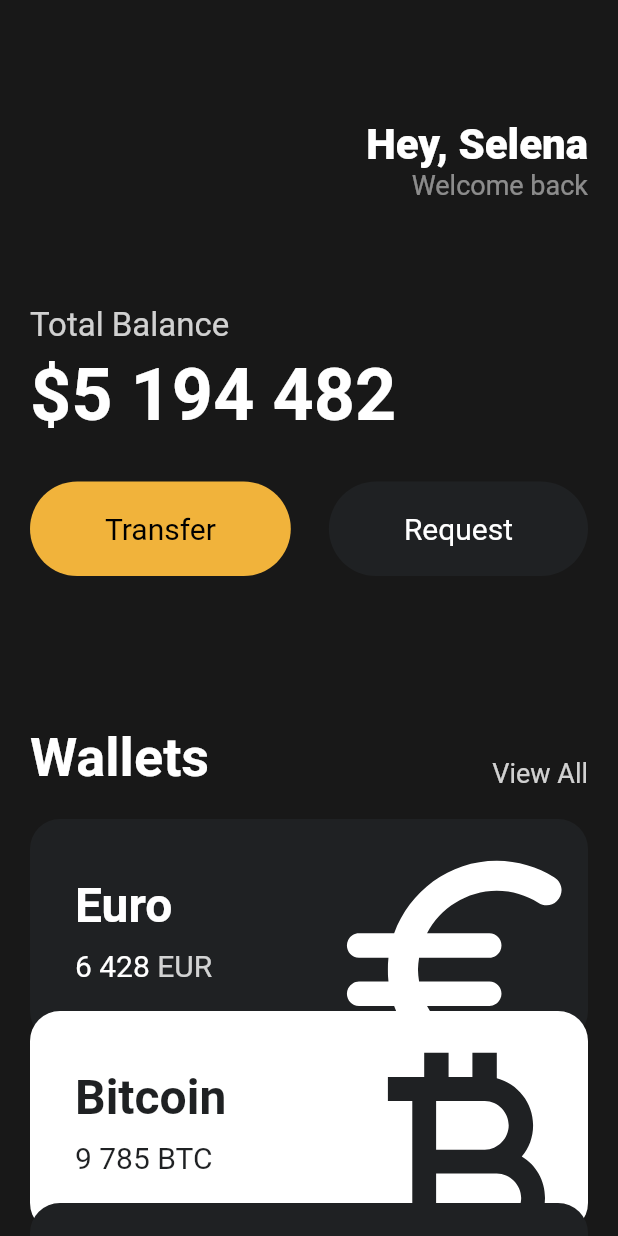
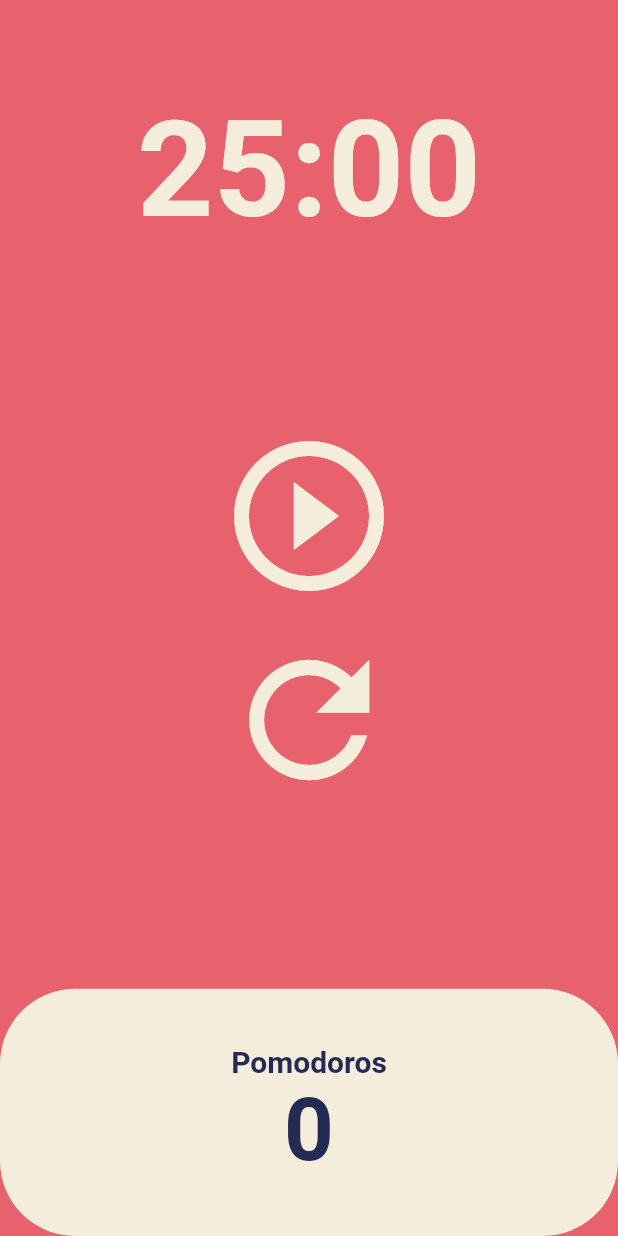
Before and after one commit to jeongyeonKimm/toonflix, a Flutter app: the screen it shows after launch, on a phone screen of 412 x 824 dp. Run offline on Flutter 3.47's test engine with Material 2 defaults, Android fonts, the phone set to English and light mode, and no system bars.

Commit message:
Pomodoro App

```diff
--- a/lib/main.dart
+++ b/lib/main.dart
@@ -1,6 +1,5 @@
 import 'package:flutter/material.dart';
-import 'package:toonflix/widgets/button.dart';
-import 'package:toonflix/widgets/currency_card.dart';
+import 'package:toonflix/screens/home_screen.dart';
 
 void main() {
   runApp(const App());
@@ -9,144 +8,21 @@ void main() {
 class App extends StatelessWidget {
   const App({super.key});
 
-
   @override
   Widget build(BuildContext context) {
     return MaterialApp(
-      debugShowCheckedModeBanner: false,
-      home: Scaffold(
-        backgroundColor: const Color(0xFF181818),
-        body: SingleChildScrollView(
-          child: Padding(
-            padding: const EdgeInsets.symmetric(
-              horizontal:20
-            ),
-            child: Column(
-              crossAxisAlignment: CrossAxisAlignment.start,
-              children: [
-                const SizedBox(
-                  height: 80,
-                ),
-                Row(
-                  mainAxisAlignment: MainAxisAlignment.end,
-                  children: [
-                    Column(
-                      crossAxisAlignment: CrossAxisAlignment.end,
-                      children: [
-                        const Text(
-                          'Hey, Selena',
-                          style: TextStyle(
-                            color: Colors.white,
-                            fontSize: 28,
-                            fontWeight: FontWeight.w800,
-                          ),
-                        ),
-                        Text(
-                          'Welcome back',
-                          style: TextStyle(
-                            color: Colors.white.withOpacity(0.5),
-                            fontSize: 18,
-                          ),
-                        ),
-                      ],
-                    ),
-                  ],
-                ),
-                const SizedBox(
-                  height: 70,
-                ),
-                Text(
-                  'Total Balance',
-                  style: TextStyle(
-                    fontSize: 22,
-                    color: Colors.white.withOpacity(0.8),
-                  ),
-                ),
-                const SizedBox(
-                  height: 5,
-                ),
-                const Text(
-                  '\$5 194 482',
-                  style: TextStyle(
-                    fontSize: 48,
-                    fontWeight: FontWeight.w600,
-                    color: Colors.white,
-                  ),
-                ),
-                const SizedBox(
-                  height: 30,
-                ),
-                Row(
-                  mainAxisAlignment: MainAxisAlignment.spaceBetween,
-                  children: const [
-                    Button(
-                      text: 'Transfer',
-                      bgColor: Color(0xFFF1B33B),
-                      textColor: Colors.black
-                    ),
-                    Button(
-                      text: 'Request',
-                      bgColor: Color(0xFF1F2123),
-                      textColor: Colors.white
-                    ),
-                  ],
-                ),
-                const SizedBox(
-                  height: 100,
-                ),
-                Row(
-                  crossAxisAlignment: CrossAxisAlignment.end,
-                  mainAxisAlignment: MainAxisAlignment.spaceBetween,
-                  children: [
-                    const Text(
-                      'Wallets',
-                      style: TextStyle(
-                        color: Colors.white,
-                        fontSize: 36,
-                        fontWeight: FontWeight.w600,
-                      ),
-                    ),
-                    Text(
-                      'View All',
-                      style: TextStyle(
-                        color: Colors.white.withOpacity(0.8),
-                        fontSize: 18,
-                      ),
-                    ),
-                  ],
-                ),
-                const SizedBox(
-                  height: 20,
-                ),
-                const CurrencyCard(
-                  name: 'Euro',
-                  code: 'EUR',
-                  amount: '6 428',
-                  icon: Icons.euro_rounded,
-                  isInverted: false,
-                  order: 1,
-                ),
-                const CurrencyCard(
-                  name: 'Bitcoin',
-                  code: 'BTC',
-                  amount: '9 785',
-                  icon: Icons.currency_bitcoin,
-                  isInverted: true,
-                  order: 2,
-                ),
-                const CurrencyCard(
-                    name: 'Dollar',
-                    code: 'USD',
-                    amount: '428',
-                    icon: Icons.attach_money_outlined,
-                    isInverted: false,
-                    order: 3,
-                  ),
-              ],
-            ),
+      theme: ThemeData(
+        textTheme: const TextTheme(
+          displayLarge: TextStyle(
+            color: Color(0xFF232B55),
           ),
         ),
+        cardColor: const Color(0xFFF4EDDB),
+        colorScheme: ColorScheme.fromSwatch().copyWith(
+          background: const Color(0xFFE7626C),
+        ),
       ),
+      home: const HomeScreen(),
     );
   }
 }
--- /dev/null
+++ b/lib/screens/home_screen.dart
@@ -0,0 +1,150 @@
+import 'dart:async';
+
+import 'package:flutter/material.dart';
+
+class HomeScreen extends StatefulWidget {
+  const HomeScreen({Key? key}) : super(key: key);
+
+  @override
+  _HomeScreenState createState() => _HomeScreenState();
+}
+
+class _HomeScreenState extends State<HomeScreen> {
+  static const twentyFiveMinutes = 1500;
+  int totalSeconds = twentyFiveMinutes;
+  bool isRunning = false;
+  int totalPomodoros = 0;
+  late Timer timer;
+
+  void onTick(Timer timer) {
+    if (totalSeconds == 0) {
+      setState(() {
+        totalPomodoros = totalPomodoros + 1;
+        isRunning = false;
+        totalSeconds = twentyFiveMinutes;
+      });
+    } else {
+      setState(() {
+        totalSeconds = totalSeconds - 1;
+      });
+    }
+  }
+
+  void onStartPressed() {
+    timer = Timer.periodic(
+      const Duration(seconds: 1),
+      onTick,
+    );
+    setState(() {
+      isRunning = true;
+    });
+  }
+
+  void onPausePressed() {
+    timer.cancel();
+    setState(() {
+      isRunning = false;
+    });
+  }
+
+  void onRestartPressed() {
+    timer.cancel();
+    setState(() {
+      totalSeconds = twentyFiveMinutes;
+      isRunning = false;
+    });
+  }
+
+  String format(int seconds) {
+    var duration = Duration(seconds: seconds);
+    return duration.toString().split(".").first.substring(2, 7);
+  }
+
+  @override
+  Widget build(BuildContext context) {
+    return Scaffold(
+      backgroundColor: Theme.of(context).colorScheme.background,
+      body: Column(
+        children: [
+          Flexible(
+            flex: 1,
+            child: Container(
+              alignment: Alignment.bottomCenter,
+              child: Text(
+                format(totalSeconds),
+                style: TextStyle(
+                  color: Theme.of(context).cardColor,
+                  fontSize: 89,
+                  fontWeight: FontWeight.w600,
+                ),
+              ),
+            ),
+          ),
+          Flexible(
+            flex: 3,
+            child: Column(
+              mainAxisAlignment: MainAxisAlignment.center,
+              children: [
+                IconButton(
+                  iconSize: 120,
+                  color: Theme.of(context).cardColor,
+                  onPressed: isRunning ? onPausePressed : onStartPressed,
+                  icon: Icon(
+                    isRunning
+                      ? Icons.pause_circle_outline_outlined
+                      : Icons.play_circle_outline_outlined,
+                  ),
+                ),
+                IconButton(
+                   iconSize: 120,
+                   color: Theme.of(context).cardColor,
+                   onPressed: onRestartPressed,
+                  icon: const Icon(
+                    Icons.refresh_outlined,
+                  ),
+                ),
+              ],
+            ),
+          ),
+          Flexible(
+            flex: 1,
+            child: Row(
+              children: [
+                Expanded(
+                  child: Container(
+                    decoration: BoxDecoration(
+                        color: Theme.of(context).cardColor,
+                        borderRadius: BorderRadius.circular(50)),
+                    child: Column(
+                      mainAxisAlignment: MainAxisAlignment.center,
+                      children: [
+                        Text(
+                          'Pomodoros',
+                          style: TextStyle(
+                            fontSize: 20,
+                            fontWeight: FontWeight.w600,
+                            color:
+                                Theme.of(context).textTheme.displayLarge!.color,
+                          ),
+                        ),
+                        Text(
+                          '$totalPomodoros',
+                          style: TextStyle(
+                            fontSize: 58,
+                            fontWeight: FontWeight.w600,
+                            color:
+                                Theme.of(context).textTheme.displayLarge!.color,
+                          ),
+                        ),
+                      ],
+                    ),
+                  ),
+                ),
+              ],
+            ),
+          ),
+        ],
+      ),
+    );
+  }
+}
```
